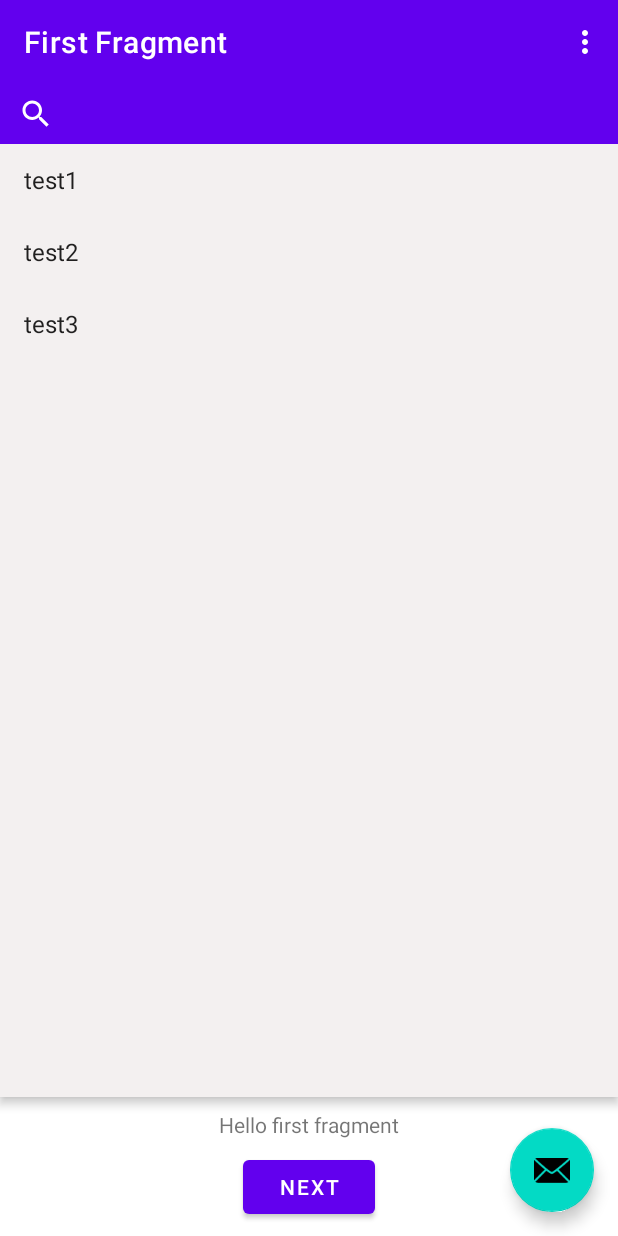
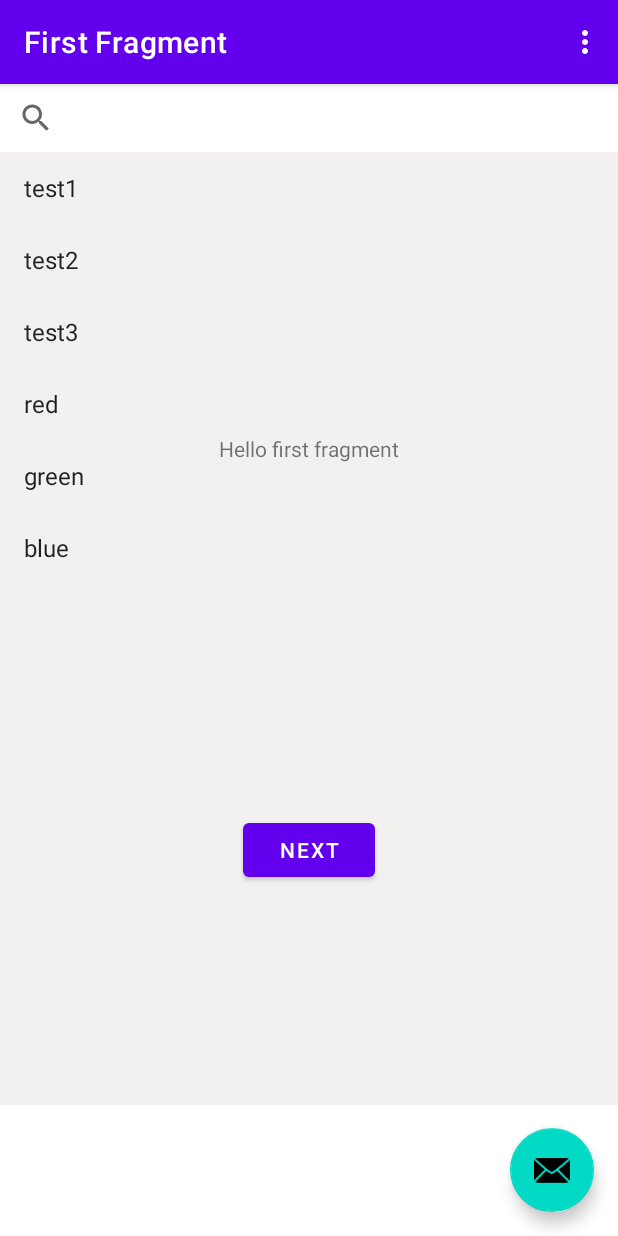
Before and after one commit to PearInJurassic/AdvancedSoftTesting, an Android app: the screen it shows after launch (MainActivity), on a phone screen of 412 x 824 dp. Run offline under Robolectric (Android 15) with nearby library versions, the phone set to English and light mode, and no system bars; our stand-ins replace navigation-ui.

Commit message:
change the searchBar to the FirstFragment

```diff
--- a/app/src/main/java/com/example/myapplication/FirstFragment.java
+++ b/app/src/main/java/com/example/myapplication/FirstFragment.java
@@ -1,10 +1,14 @@
 package com.example.myapplication;
 
 import android.os.Bundle;
+import android.text.TextUtils;
 import android.util.Log;
 import android.view.LayoutInflater;
 import android.view.View;
 import android.view.ViewGroup;
+import android.widget.ArrayAdapter;
+import android.widget.ListView;
+import android.widget.SearchView;
 
 import androidx.annotation.NonNull;
 import androidx.fragment.app.Fragment;
@@ -15,6 +19,8 @@ import com.example.myapplication.databinding.FragmentFirstBinding;
 public class FirstFragment extends Fragment {
 
     private FragmentFirstBinding binding;
+    String [] searchItems;
+    ArrayAdapter<String> stringArrayAdapter;
 
     @Override
     public View onCreateView(
@@ -29,7 +35,30 @@ public class FirstFragment extends Fragment {
 
     public void onViewCreated(@NonNull View view, Bundle savedInstanceState) {
         super.onViewCreated(view, savedInstanceState);
+        // SearchView
+        binding.searchBar.setOnQueryTextListener(new SearchView.OnQueryTextListener() {
+            @Override
+            public boolean onQueryTextSubmit(String query) {
+                return false;
+            }
 
+            @Override
+            public boolean onQueryTextChange(String newText) {
+                if (!TextUtils.isEmpty(newText)) {
+                    binding.searchListView.setFilterText(newText);
+                } else {
+                    binding.searchListView.clearTextFilter();
+                }
+                return false;
+            }
+        });
+        // ListView
+        searchItems = getResources().getStringArray(R.array.testValues);
+        stringArrayAdapter = new ArrayAdapter<String>(getActivity(), android.R.layout.simple_list_item_1, searchItems);
+        binding.searchListView.setAdapter(stringArrayAdapter);
+        binding.searchListView.setTextFilterEnabled(true);
+
+        // button
         binding.buttonFirst.setOnClickListener(new View.OnClickListener() {
             private static final String TAG = "my android debug";
 
--- a/app/src/main/java/com/example/myapplication/MainActivity.java
+++ b/app/src/main/java/com/example/myapplication/MainActivity.java
@@ -6,8 +6,7 @@ import com.google.android.material.snackbar.Snackbar;
 
 import androidx.appcompat.app.AppCompatActivity;
 
-import android.text.TextUtils;
-import android.util.Log;
+
 import android.view.View;
 
 import androidx.navigation.NavController;
@@ -19,17 +18,13 @@ import com.example.myapplication.databinding.ActivityMainBinding;
 
 import android.view.Menu;
 import android.view.MenuItem;
-import android.widget.ArrayAdapter;
-import android.widget.ListView;
-import android.widget.SearchView;
+
 
 public class MainActivity extends AppCompatActivity {
 
     private AppBarConfiguration appBarConfiguration;
     private ActivityMainBinding binding;
 
-    String [] searchItems;
-    ArrayAdapter<String> stringArrayAdapter;
 
     @Override
     protected void onCreate(Bundle savedInstanceState) {
@@ -41,28 +36,7 @@ public class MainActivity extends AppCompatActivity {
         setSupportActionBar(binding.toolbar);
 
         NavController navController = Navigation.findNavController(this, R.id.nav_host_fragment_content_main);
-        // SearchView
-        binding.searchBar.setOnQueryTextListener(new SearchView.OnQueryTextListener() {
-            @Override
-            public boolean onQueryTextSubmit(String query) {
-                return false;
-            }
 
-            @Override
-            public boolean onQueryTextChange(String newText) {
-                if (!TextUtils.isEmpty(newText)) {
-                    binding.searchListView.setFilterText(newText);
-                } else {
-                    binding.searchListView.clearTextFilter();
-                }
-                return false;
-            }
-        });
-        // ListView
-        searchItems = getResources().getStringArray(R.array.testValues);
-        stringArrayAdapter = new ArrayAdapter<String>(this, android.R.layout.simple_list_item_1, searchItems);
-        binding.searchListView.setAdapter(stringArrayAdapter);
-        binding.searchListView.setTextFilterEnabled(true);
         // Bar
         appBarConfiguration = new AppBarConfiguration.Builder(navController.getGraph()).build();
         NavigationUI.setupActionBarWithNavController(this, navController, appBarConfiguration);
--- a/app/src/main/res/layout/activity_main.xml
+++ b/app/src/main/res/layout/activity_main.xml
@@ -19,21 +19,6 @@
             android:background="?attr/colorPrimary"
             app:popupTheme="@style/Theme.MyApplication.PopupOverlay" />
 
-        <SearchView
-            android:id="@+id/searchBar"
-            android:layout_width="match_parent"
-            android:layout_height="40dp"
-            android:queryHint="text here"
-            android:visibility="visible"/>
-
-        <ListView
-            android:id="@+id/searchListView"
-            style="@style/Widget.AppCompat.Light.ListView.DropDown"
-            android:layout_width="match_parent"
-            android:layout_height="635dp"
-            android:background="#F3F0F0"
-            android:visibility="visible" />
-
     </com.google.android.material.appbar.AppBarLayout>
 
     <include
--- a/app/src/main/res/layout/content_main.xml
+++ b/app/src/main/res/layout/content_main.xml
@@ -1,6 +1,7 @@
 <?xml version="1.0" encoding="utf-8"?>
 <androidx.constraintlayout.widget.ConstraintLayout xmlns:android="http://schemas.android.com/apk/res/android"
     xmlns:app="http://schemas.android.com/apk/res-auto"
+    xmlns:tools="http://schemas.android.com/tools"
     android:layout_width="match_parent"
     android:layout_height="match_parent"
     app:layout_behavior="@string/appbar_scrolling_view_behavior">
@@ -10,6 +11,7 @@
         android:name="androidx.navigation.fragment.NavHostFragment"
         android:layout_width="0dp"
         android:layout_height="0dp"
+        android:visibility="invisible"
         app:defaultNavHost="true"
         app:layout_constraintBottom_toBottomOf="parent"
         app:layout_constraintLeft_toLeftOf="parent"
--- a/app/src/main/res/layout/fragment_first.xml
+++ b/app/src/main/res/layout/fragment_first.xml
@@ -5,6 +5,27 @@
     android:layout_width="match_parent"
     android:layout_height="match_parent"
     tools:context=".FirstFragment">
+
+    <ListView
+        android:id="@+id/searchListView"
+        style="@style/Widget.AppCompat.Light.ListView.DropDown"
+        android:layout_width="match_parent"
+        android:layout_height="635dp"
+        android:background="#F3F0F0"
+        android:visibility="visible"
+        app:layout_constraintLeft_toLeftOf="parent"
+        app:layout_constraintRight_toRightOf="parent"
+        app:layout_constraintTop_toBottomOf="@id/searchBar" />
+
+    <SearchView
+        android:id="@+id/searchBar"
+        android:layout_width="412dp"
+        android:layout_height="45dp"
+        android:queryHint="text here"
+        android:visibility="visible"
+        app:layout_constraintLeft_toLeftOf="parent"
+        app:layout_constraintRight_toRightOf="parent"
+        app:layout_constraintTop_toTopOf="parent" />
 
     <TextView
         android:id="@+id/textview_first"
--- a/app/src/main/res/values/SpinnnerValues.xml
+++ b/app/src/main/res/values/SpinnnerValues.xml
@@ -4,5 +4,8 @@
         <item>test1</item>
         <item>test2</item>
         <item>test3</item>
+        <item>red</item>
+        <item>green</item>
+        <item>blue</item>
     </string-array>
 </resources>
```
